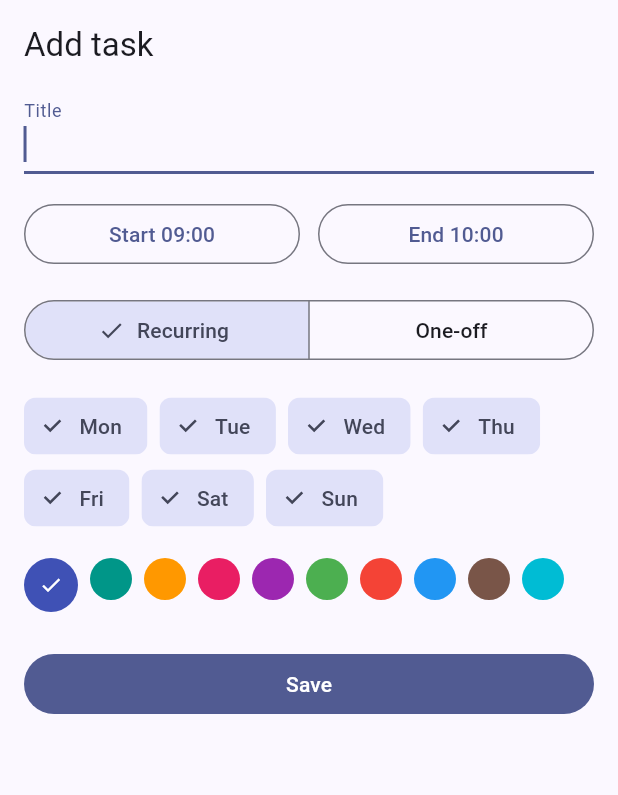
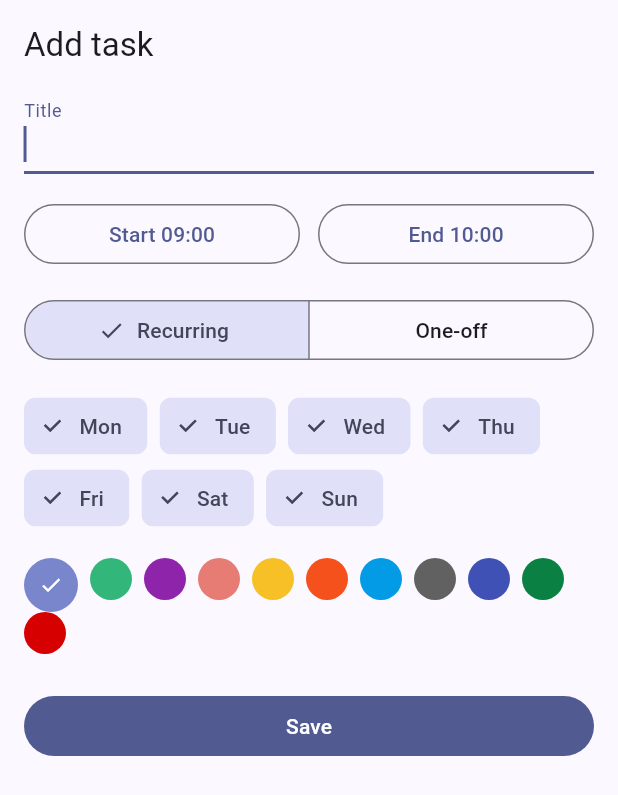
Before and after one commit to elkuku/K24HoursPlanner, a Flutter app: the TaskFormSheet widget shown alone on an empty page, opened directly, after a tap on "Save", on a phone screen of 412 x 824 dp. Shown: the top 795 px of the screen. Run offline on Flutter 3.47's test engine with Material 3 defaults, Android fonts, the phone set to English and light mode, and no system bars; our stand-ins replace flutter_riverpod, google_sign_in; missing offline and left inert: extension_google_sign_in_as_googleapis_auth, googleapis.

Commit message:
Migrate task storage from local Drift DB to Google Calendar API
Tasks are no longer persisted locally; they are read and written live
against the signed-in user's primary Google Calendar via googleapis,
authenticated with google_sign_in v7 (Credential Manager). Adds the
Google sign-in gate screen, CalendarService CRUD, and a PlannerTask
model derived from calendar Events, replacing the Drift-backed schema
and its generated code/tests.

Co-Authored-By: Claude Sonnet 5 <noreply@anthropic.com>

```diff
--- /dev/null
+++ b/lib/features/tasks/models/planner_task.dart
@@ -0,0 +1,66 @@
+import 'package:googleapis/calendar/v3.dart' as calendar;
+
+/// App-level task derived from a Google Calendar event. Time-of-day fields
+/// use the same minutes-since-midnight convention as the rest of the app
+/// (see `time_utils.dart`), so the clock/ring painters need no changes.
+class PlannerTask {
+  const PlannerTask({
+    required this.id,
+    required this.recurringEventId,
+    required this.title,
+    required this.startMinutes,
+    required this.endMinutes,
+    required this.colorId,
+    required this.specificDate,
+  });
+
+  /// The calendar event id. For a recurring task this is one occurrence's
+  /// instance id (`events.list(singleEvents: true)` expands the series into
+  /// per-day instances); mutations that should affect the whole series use
+  /// [recurringEventId] via [editTargetId] instead.
+  final String id;
+
+  /// Non-null when this task is an occurrence of a recurring series; holds
+  /// the id of the series' master event.
+  final String? recurringEventId;
+
+  final String title;
+  final int startMinutes;
+  final int endMinutes;
+  final String? colorId;
+
+  /// The local calendar date (midnight) this occurrence falls on.
+  final DateTime specificDate;
+
+  bool get isRecurring => recurringEventId != null;
+
+  /// The event id that update/delete calls should target: the series
+  /// master when recurring (edits/deletes the whole series), otherwise this
+  /// occurrence's own id.
+  String get editTargetId => recurringEventId ?? id;
+
+  /// Builds a [PlannerTask] from a Calendar API [event], or returns null for
+  /// all-day events (`start.date` set, no `start.dateTime`) which have no
+  /// meaningful time-of-day to plot on the ring — a v1 limitation.
+  static PlannerTask? fromEvent(calendar.Event event) {
+    final id = event.id;
+    final startDateTime = event.start?.dateTime?.toLocal();
+    final endDateTime = event.end?.dateTime?.toLocal();
+    if (id == null || startDateTime == null || endDateTime == null) {
+      return null;
+    }
+    return PlannerTask(
+      id: id,
+      recurringEventId: event.recurringEventId,
+      title: event.summary ?? '(untitled)',
+      startMinutes: startDateTime.hour * 60 + startDateTime.minute,
+      endMinutes: endDateTime.hour * 60 + endDateTime.minute,
+      colorId: event.colorId,
+      specificDate: DateTime(
+        startDateTime.year,
+        startDateTime.month,
+        startDateTime.day,
+      ),
+    );
+  }
+}
--- a/lib/features/tasks/widgets/task_form_sheet.dart
+++ b/lib/features/tasks/widgets/task_form_sheet.dart
@@ -1,15 +1,14 @@
-import 'package:drift/drift.dart' show Value;
 import 'package:flutter/material.dart';
 import 'package:flutter_riverpod/flutter_riverpod.dart';
 
-import '../../../data/database/database.dart';
 import '../../../shared/colors.dart';
 import '../../../shared/time_utils.dart';
+import '../models/planner_task.dart';
 import '../providers/task_providers.dart';
 
 const _weekdayLabels = ['Mon', 'Tue', 'Wed', 'Thu', 'Fri', 'Sat', 'Sun'];
 
-Future<void> showTaskFormSheet(BuildContext context, {Task? existing}) {
+Future<void> showTaskFormSheet(BuildContext context, {PlannerTask? existing}) {
   return showModalBottomSheet(
     context: context,
     isScrollControlled: true,
@@ -21,7 +20,7 @@ Future<void> showTaskFormSheet(BuildContext context, {Task? existing}) {
 class TaskFormSheet extends ConsumerStatefulWidget {
   const TaskFormSheet({super.key, this.existing});
 
-  final Task? existing;
+  final PlannerTask? existing;
 
   @override
   ConsumerState<TaskFormSheet> createState() => _TaskFormSheetState();
@@ -34,7 +33,8 @@ class _TaskFormSheetState extends ConsumerState<TaskFormSheet> {
   late bool _isRecurring;
   late int _weekdaysMask;
   late DateTime _specificDate;
-  late Color _color;
+  late String _colorId;
+  bool _saving = false;
 
   @override
   void initState() {
@@ -48,9 +48,19 @@ class _TaskFormSheetState extends ConsumerState<TaskFormSheet> {
         ? const TimeOfDay(hour: 10, minute: 0)
         : TimeOfDay(hour: task.endMinutes ~/ 60, minute: task.endMinutes % 60);
     _isRecurring = task?.isRecurring ?? true;
-    _weekdaysMask = task?.weekdaysMask ?? kAllWeekdaysMask;
+    _weekdaysMask = kAllWeekdaysMask;
     _specificDate = task?.specificDate ?? DateTime.now();
-    _color = Color(task?.colorValue ?? taskColorPalette.first.toARGB32());
+    _colorId = task?.colorId ?? googleEventColors.keys.first;
+    if (task != null && task.isRecurring) {
+      _loadRecurrence(task.editTargetId);
+    }
+  }
+
+  Future<void> _loadRecurrence(String masterEventId) async {
+    final calendarService = ref.read(calendarServiceProvider);
+    final rules = await calendarService?.fetchRecurrenceRules(masterEventId);
+    if (!mounted) return;
+    setState(() => _weekdaysMask = weekdaysMaskFromRecurrence(rules));
   }
 
   @override
@@ -89,37 +99,57 @@ class _TaskFormSheetState extends ConsumerState<TaskFormSheet> {
   Future<void> _save() async {
     final title = _titleController.text.trim();
     if (title.isEmpty) return;
-    final db = ref.read(databaseProvider);
-    final companion = TasksCompanion(
-      title: Value(title),
-      startMinutes: Value(_startMinutes),
-      endMinutes: Value(_endMinutes),
-      colorValue: Value(_color.toARGB32()),
-      isRecurring: Value(_isRecurring),
-      weekdaysMask: Value(_isRecurring ? _weekdaysMask : kAllWeekdaysMask),
-      specificDate: Value(
-        _isRecurring
-            ? null
-            : DateTime(_specificDate.year, _specificDate.month, _specificDate.day),
-      ),
-    );
+    final calendarService = ref.read(calendarServiceProvider);
+    if (calendarService == null) return;
+    setState(() => _saving = true);
+    final date = _isRecurring ? DateTime.now() : _specificDate;
+    final anchorDate = DateTime(date.year, date.month, date.day);
+    final recurrenceRules = _isRecurring
+        ? [rruleForWeekdaysMask(_weekdaysMask)]
+        : null;
     final existing = widget.existing;
-    if (existing == null) {
-      await db.into(db.tasks).insert(companion);
-    } else {
-      await (db.update(db.tasks)..where((t) => t.id.equals(existing.id))).write(companion);
+    try {
+      if (existing == null) {
+        await calendarService.createTask(
+          title: title,
+          date: anchorDate,
+          startMinutes: _startMinutes,
+          endMinutes: _endMinutes,
+          colorId: _colorId,
+          recurrenceRules: recurrenceRules,
+        );
+      } else {
+        await calendarService.updateTask(
+          eventId: existing.editTargetId,
+          title: title,
+          date: anchorDate,
+          startMinutes: _startMinutes,
+          endMinutes: _endMinutes,
+          colorId: _colorId,
+          recurrenceRules: recurrenceRules,
+        );
+      }
+      ref.invalidate(todayTasksProvider);
+      if (!mounted) return;
+      Navigator.of(context).pop();
+    } finally {
+      if (mounted) setState(() => _saving = false);
     }
-    if (!mounted) return;
-    Navigator.of(context).pop();
   }
 
   Future<void> _delete() async {
     final existing = widget.existing;
     if (existing == null) return;
-    final db = ref.read(databaseProvider);
-    await (db.delete(db.tasks)..where((t) => t.id.equals(existing.id))).go();
-    if (!mounted) return;
-    Navigator.of(context).pop();
+    final calendarService = ref.read(calendarServiceProvider);
+    setState(() => _saving = true);
+    try {
+      await calendarService?.deleteTask(existing.editTargetId);
+      ref.invalidate(todayTasksProvider);
+      if (!mounted) return;
+      Navigator.of(context).pop();
+    } finally {
+      if (mounted) setState(() => _saving = false);
+    }
   }
 
   @override
@@ -198,12 +228,12 @@ class _TaskFormSheetState extends ConsumerState<TaskFormSheet> {
             const SizedBox(height: 16),
             Wrap(
               spacing: 8,
-              children: taskColorPalette.map((color) {
-                final selected = color.toARGB32() == _color.toARGB32();
+              children: googleEventColors.entries.map((entry) {
+                final selected = entry.key == _colorId;
                 return GestureDetector(
-                  onTap: () => setState(() => _color = color),
+                  onTap: () => setState(() => _colorId = entry.key),
                   child: CircleAvatar(
-                    backgroundColor: color,
+                    backgroundColor: entry.value,
                     radius: selected ? 18 : 14,
                     child: selected
                         ? const Icon(Icons.check, color: Colors.white, size: 16)
@@ -218,7 +248,7 @@ class _TaskFormSheetState extends ConsumerState<TaskFormSheet> {
                 if (widget.existing != null)
                   Expanded(
                     child: OutlinedButton(
-                      onPressed: _delete,
+                      onPressed: _saving ? null : _delete,
                       style: OutlinedButton.styleFrom(
                         foregroundColor: Theme.of(context).colorScheme.error,
                       ),
@@ -227,7 +257,10 @@ class _TaskFormSheetState extends ConsumerState<TaskFormSheet> {
                   ),
                 if (widget.existing != null) const SizedBox(width: 12),
                 Expanded(
-                  child: FilledButton(onPressed: _save, child: const Text('Save')),
+                  child: FilledButton(
+                    onPressed: _saving ? null : _save,
+                    child: const Text('Save'),
+                  ),
                 ),
               ],
             ),
--- a/lib/shared/colors.dart
+++ b/lib/shared/colors.dart
@@ -1,15 +1,26 @@
 import 'package:flutter/material.dart';
 
-/// Preset palette task colors are chosen from in the add/edit form.
-const List<Color> taskColorPalette = [
-  Colors.indigo,
-  Colors.teal,
-  Colors.orange,
-  Colors.pink,
-  Colors.purple,
-  Colors.green,
-  Colors.red,
-  Colors.blue,
-  Colors.brown,
-  Colors.cyan,
-];
+/// Google Calendar's fixed official event colors, keyed by `colorId` as
+/// returned/accepted by the Calendar API (`Events.colorId`, values `'1'`
+/// through `'11'`). Hex values per Google's `colors.eventColor` reference.
+const Map<String, Color> googleEventColors = {
+  '1': Color(0xFF7986CB), // Lavender
+  '2': Color(0xFF33B679), // Sage
+  '3': Color(0xFF8E24AA), // Grape
+  '4': Color(0xFFE67C73), // Flamingo
+  '5': Color(0xFFF6C026), // Banana
+  '6': Color(0xFFF5511D), // Tangerine
+  '7': Color(0xFF039BE5), // Peacock
+  '8': Color(0xFF616161), // Graphite
+  '9': Color(0xFF3F51B5), // Blueberry
+  '10': Color(0xFF0B8043), // Basil
+  '11': Color(0xFFD60000), // Tomato
+};
+
+/// Color used when an event has no `colorId` (calendar's default color).
+const Color defaultEventColor = Color(0xFF039BE5);
+
+/// Resolves a `colorId` (nullable, as stored on calendar events) to a
+/// paintable [Color].
+Color colorForEventColorId(String? colorId) =>
+    googleEventColors[colorId] ?? defaultEventColor;
```
Also changed, not shown: lib/app.dart (+22 -1 lines), lib/data/auth/google_auth_service.dart (added, +47 -0 lines), lib/data/auth/google_client_config.dart (added, +13 -0 lines), lib/data/calendar/calendar_service.dart (added, +143 -0 lines), lib/data/database/database.dart (deleted, +0 -32 lines), lib/features/auth/sign_in_screen.dart (added, +71 -0 lines), lib/features/home/home_screen.dart (+51 -12 lines), lib/features/tasks/providers/task_providers.dart (+35 -21 lines), lib/features/tasks/widgets/task_list_tile.dart (+8 -4 lines), lib/shared/time_utils.dart (+28 -7 lines), pubspec.yaml (+5 -7 lines), lib/data/database/database.g.dart (deleted), pubspec.lock, 5 other files.
